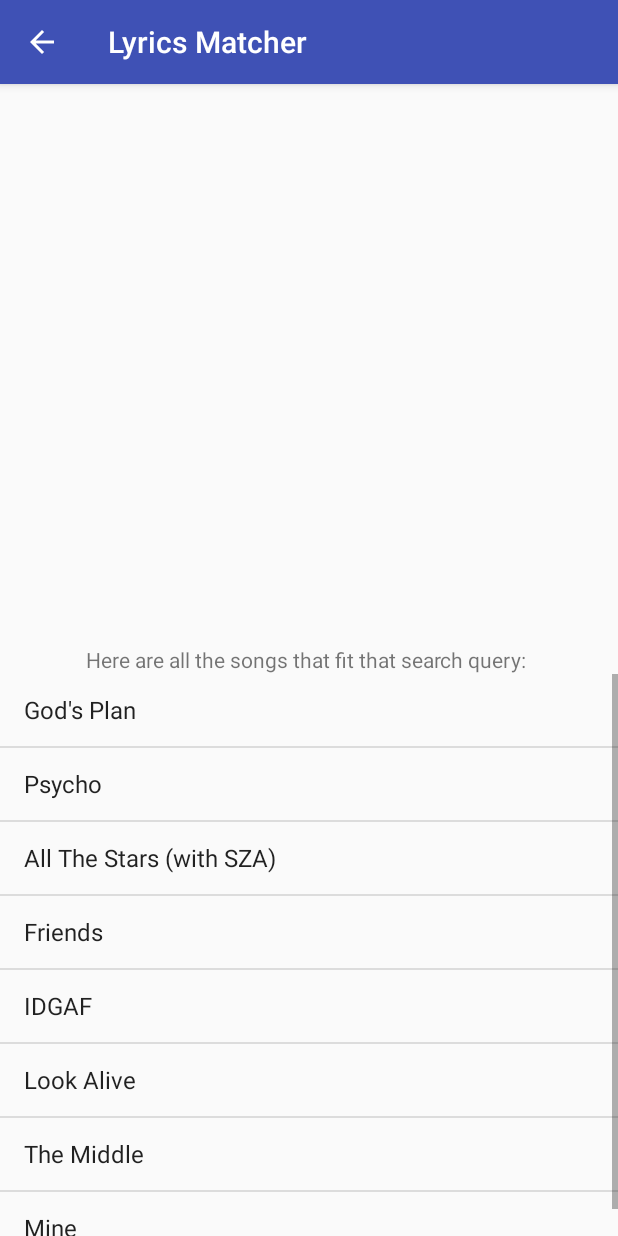
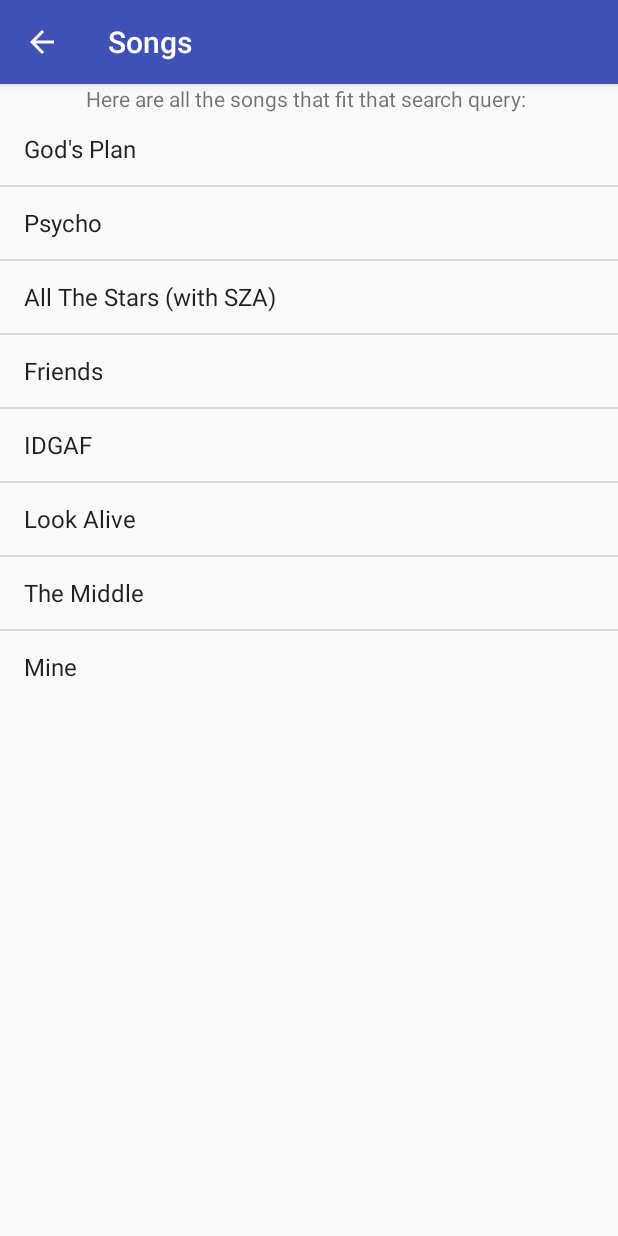
Before and after one commit to Edgarcho/Parallel-Music, an Android app: the screen it shows after launch (TrackSearchActivity), after a tap on "SEARCH", on a phone screen of 412 x 824 dp. Run offline under Robolectric (Android 15) with nearby library versions, the phone set to English and light mode, and no system bars; our stand-ins replace ButterKnife.

Commit message:
Add string values for each activity

```diff
--- a/app/src/main/AndroidManifest.xml
+++ b/app/src/main/AndroidManifest.xml
@@ -17,19 +17,19 @@
                 <category android:name="android.intent.category.LAUNCHER" />
             </intent-filter>
         </activity>
-        <activity android:name=".TrackSearchActivity">
+        <activity android:name=".TrackSearchActivity" android:label="@string/track_activity">
             <meta-data
                 android:name="android.support.PARENT_ACTIVITY"
                 android:value="com.epicodus.lyricsmatcher.MainActivity">
             </meta-data>
         </activity>
-        <activity android:name=".MostPopularActivity">
+        <activity android:name=".MostPopularActivity" android:label="@string/popular_activity">
             <meta-data
                 android:name="android.support.PARENT_ACTIVITY"
                 android:value="com.epicodus.lyricsmatcher.MainActivity">
             </meta-data>
         </activity>
-        <activity android:name=".AboutActivity">
+        <activity android:name=".AboutActivity" android:label="@string/about_activity">
             <meta-data
                 android:name="android.support.PARENT_ACTIVITY"
                 android:value="com.epicodus.lyricsmatcher.MainActivity">
--- a/app/src/main/java/com/epicodus/lyricsmatcher/TrackSearchActivity.java
+++ b/app/src/main/java/com/epicodus/lyricsmatcher/TrackSearchActivity.java
@@ -3,9 +3,12 @@
 import android.content.Intent;
 import android.support.v7.app.AppCompatActivity;
 import android.os.Bundle;
+import android.view.View;
+import android.widget.AdapterView;
 import android.widget.ArrayAdapter;
 import android.widget.ListView;
 import android.widget.TextView;
+import android.widget.Toast;
 
 import butterknife.BindView;
 import butterknife.ButterKnife;
@@ -25,7 +28,13 @@
         ArrayAdapter adapter = new ArrayAdapter(this, android.R.layout.simple_list_item_1, dummySongs);
         mSongListView.setAdapter(adapter);
 
-
+        mSongListView.setOnItemClickListener(new AdapterView.OnItemClickListener() {
+            @Override
+            public void onItemClick(AdapterView<?> adapterView, View view, int i, long l) {
+                String dummySongs = ((TextView)view).getText().toString();
+                Toast.makeText(TrackSearchActivity.this, dummySongs, Toast.LENGTH_LONG).show();
+            }
+        });
 
         Intent intent = getIntent();
         String song = intent.getStringExtra("song");
--- a/app/src/main/res/layout/activity_track_search.xml
+++ b/app/src/main/res/layout/activity_track_search.xml
@@ -3,12 +3,12 @@
     android:layout_width="match_parent" android:layout_height="match_parent">
 
     <TextView
+        android:id="@+id/songTextView"
         android:layout_width="wrap_content"
         android:layout_height="wrap_content"
-        android:text="Songs"
-        android:id="@+id/songTextView"
-        android:layout_centerVertical="true"
-        android:layout_centerHorizontal="true"/>
+        android:layout_alignParentTop="true"
+        android:layout_centerHorizontal="true"
+        android:text="Songs" />
 
     <ListView
         android:id="@+id/songListView"
--- a/app/src/main/res/values/strings.xml
+++ b/app/src/main/res/values/strings.xml
@@ -1,3 +1,6 @@
 <resources>
     <string name="app_name">Lyrics Matcher</string>
+    <string name="track_activity">Songs</string>
+    <string name="popular_activity">Most Popular</string>
+    <string name="about_activity">About</string>
 </resources>
```
